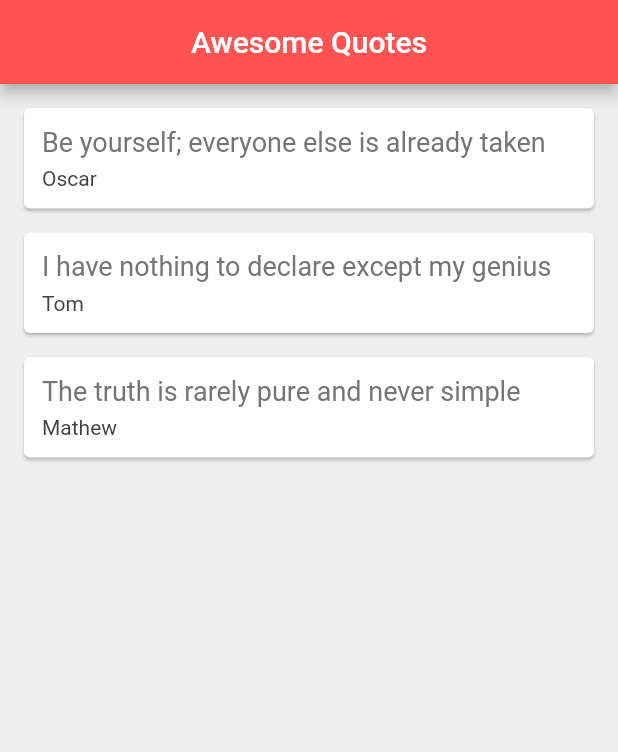
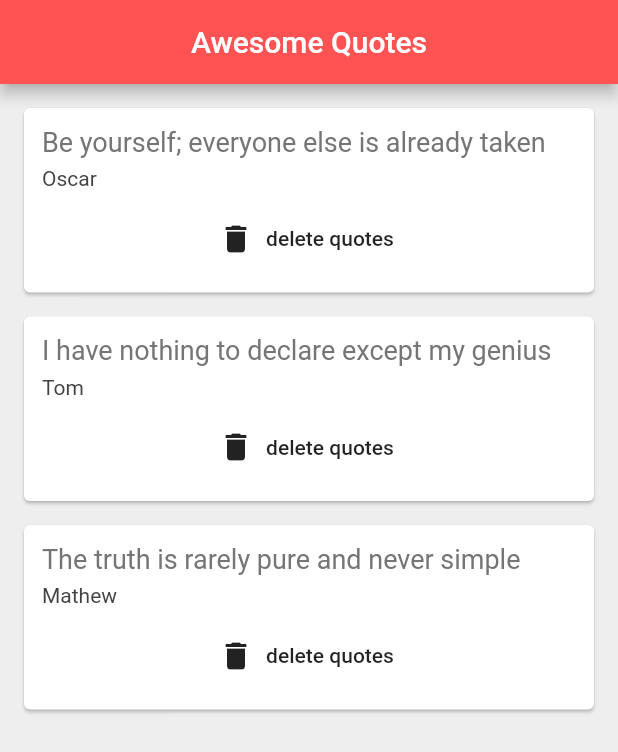
Before and after one commit to sleemkeen/flutter, a Flutter app: the screen it shows after launch, on a phone screen of 412 x 824 dp. Shown: the top 752 px of the screen. Run offline on Flutter 3.47's test engine with Material 2 defaults, Android fonts, the phone set to English and light mode, and no system bars.

Commit message:
structured quotes

```diff
--- /dev/null
+++ b/lib/components/QuoteCard.dart
@@ -0,0 +1,46 @@
+import 'package:flutter/material.dart';
+import '../data/quote.dart';
+
+class QuoteCard extends StatelessWidget {
+
+  final Quote quote;
+  final Function delete;
+
+  QuoteCard({this.quote, this.delete});
+
+  @override
+  Widget build(BuildContext context) {
+    return Card(
+      margin: const EdgeInsets.fromLTRB(16.0, 16.0, 16.0, 0),
+      child: Padding(
+        padding: const EdgeInsets.all(12.0),
+        child: Column(
+          crossAxisAlignment: CrossAxisAlignment.stretch,
+          children: <Widget>[
+            Text(
+              quote.text,
+              style: TextStyle(
+                fontSize: 18.0,
+                color: Colors.grey[600],
+              ),
+            ),
+            SizedBox(height: 6.0),
+            Text(
+              quote.author,
+              style: TextStyle(
+                fontSize: 14.0,
+                color: Colors.grey[800],
+              ),
+            ),
+             SizedBox(height: 8.0),
+             FlatButton.icon(
+                onPressed: delete,
+                label: Text('delete quotes'),
+                icon: Icon(Icons.delete),
+               )
+          ],
+        ),
+      )
+    );
+  }
+}
--- a/lib/main.dart
+++ b/lib/main.dart
@@ -1,5 +1,6 @@
 import 'package:flutter/material.dart';
 import 'data/quote.dart';
+import 'components/QuoteCard.dart';
 
 void main() => runApp(MaterialApp(
   home: QuoteList()
@@ -18,36 +19,6 @@ class _QuoteListState extends State<QuoteList> {
     Quote(author: 'Mathew', text: 'The truth is rarely pure and never simple'),
   ];
 
-Widget quoteTemplate(quote) {
-    return Card(
-      margin: const EdgeInsets.fromLTRB(16.0, 16.0, 16.0, 0),
-      child: Padding(
-        padding: const EdgeInsets.all(12.0),
-        child: Column(
-          crossAxisAlignment: CrossAxisAlignment.stretch,
-          children: <Widget>[
-            Text(
-              quote.text,
-              style: TextStyle(
-                fontSize: 18.0,
-                color: Colors.grey[600],
-              ),
-            ),
-            SizedBox(height: 6.0),
-            Text(
-              quote.author,
-              style: TextStyle(
-                fontSize: 14.0,
-                color: Colors.grey[800],
-              ),
-            ),
-          ],
-        ),
-      )
-    );
-  }
-
-
 
   @override
   Widget build(BuildContext context) {
@@ -59,7 +30,14 @@ Widget quoteTemplate(quote) {
         backgroundColor: Colors.redAccent,
       ),
       body: Column(
-        children: quotes.map((quote) => quoteTemplate(quote)).toList(),
+        children: quotes.map((quote) => QuoteCard(
+          quote: quote,
+          delete: (){
+            setState(() {
+              quotes.remove(quote);
+            });
+          }
+        )).toList(),
       ),
     );
   }
```
